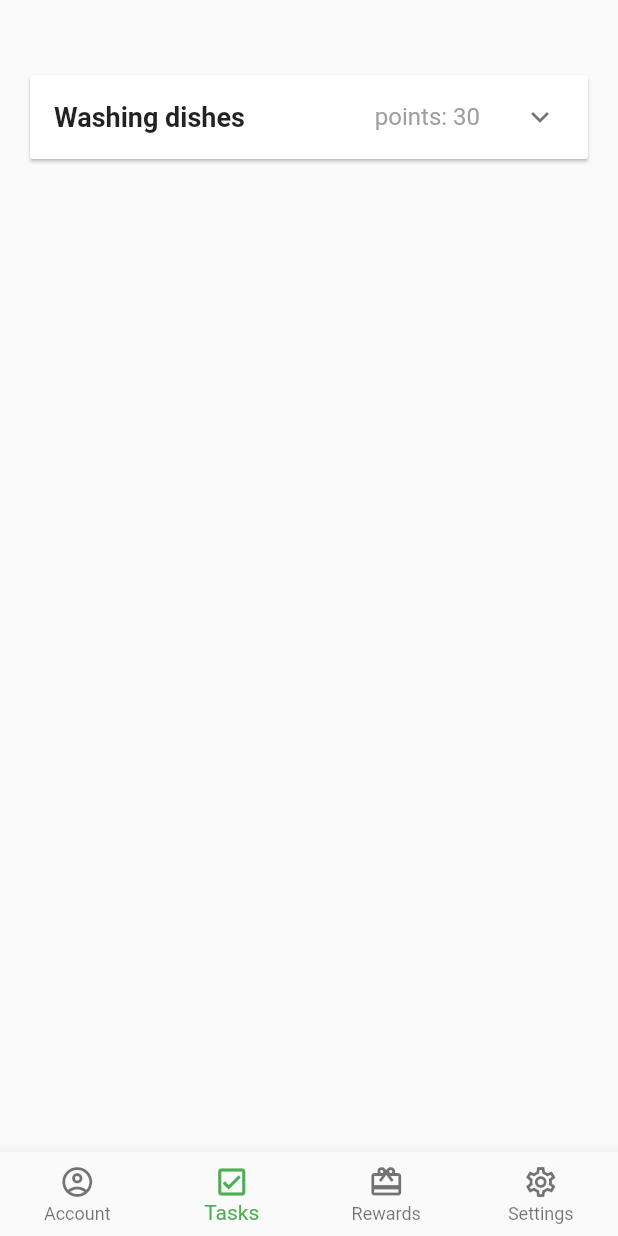
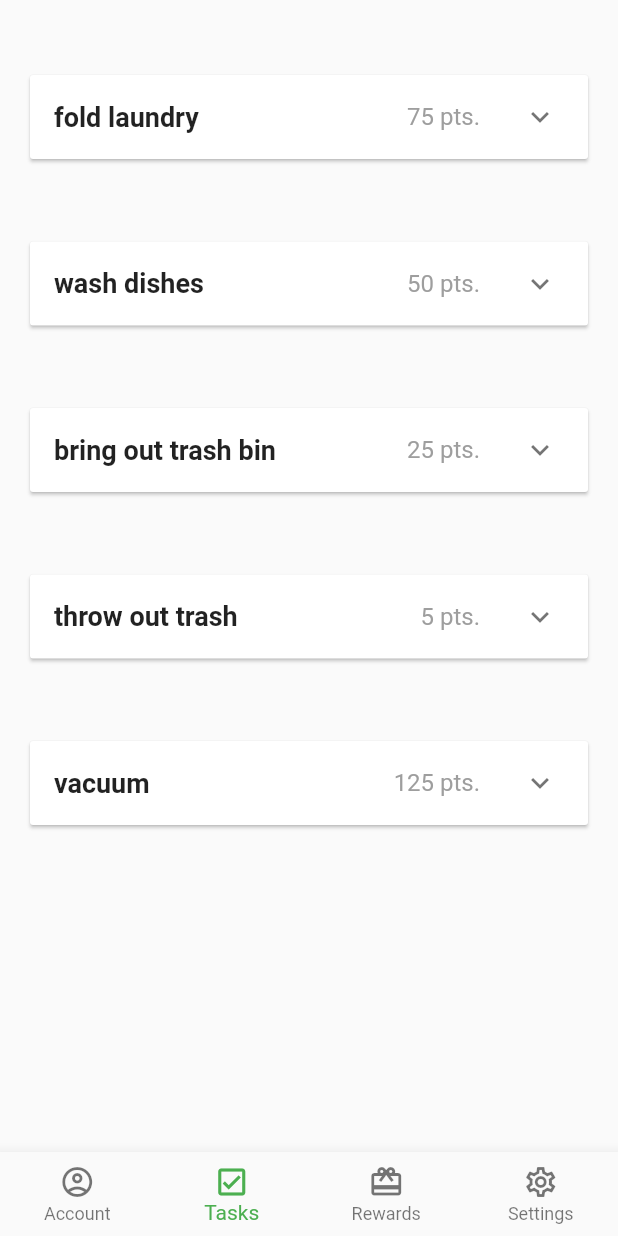
Before and after one commit to milua/housework, a Flutter app: the screen it shows after launch, item 2 of the bottom bar chosen, on a phone screen of 412 x 824 dp. Run offline on Flutter 3.47's test engine with Material 2 defaults, Android fonts, the phone set to English and light mode, and no system bars.

Commit message:
add DummyTaskService to task page

```diff
--- a/lib/my-home-page.dart
+++ b/lib/my-home-page.dart
@@ -1,5 +1,6 @@
 import 'package:flutter/material.dart';
 import 'package:housework/settings/settings-page.dart';
+import 'package:housework/tasks/services/dummy-tasks-service.dart';
 import 'package:housework/tasks/tasks-page.dart';
 import 'package:housework/rewards/reward-page.dart';
 import 'package:housework/accounts/account-page.dart';
@@ -32,7 +33,7 @@ class MyHomePage extends StatefulWidget {
 
 class _MyHomePageState extends State<MyHomePage> {
 
-  static List<Widget> _myPages = <Widget>[AccountPage(), TasksPage(), RewardPage(), SettingsPage()];
+  static List<Widget> _myPages = <Widget>[AccountPage(), TasksPage(DummyTasksService()), RewardPage(), SettingsPage()];
 
   int _selectedIndex = 0;
 
--- a/lib/tasks/components/description-panel.dart
+++ b/lib/tasks/components/description-panel.dart
@@ -3,6 +3,7 @@
 // Here is a simple example of how to implement ExpansionPanelList.
 
 import 'package:flutter/material.dart';
+import 'package:housework/tasks/entities/task.dart';
 
 // stores ExpansionPanel state information
 class PanelAttributes {
@@ -26,19 +27,26 @@ PanelAttributes generateWidget(String header, String content) {
 
 /// This is the stateful widget that the main application instantiates.
 class DescriptionPanel extends StatefulWidget {
-  DescriptionPanel({Key key}) : super(key: key);
+  final Task task;
+
+  DescriptionPanel({Key key, @required this.task}): super(key: key);
 
   @override
-  _DescriptionPanelState createState() => _DescriptionPanelState();
+  _DescriptionPanelState createState() => _DescriptionPanelState(this.task);
 }
 
 /// This is the private State class that goes with MyStatefulWidget.
 class _DescriptionPanelState extends State<DescriptionPanel> {
-  PanelAttributes _data = generateWidget('description', 'some content');
+  Task task;
+  PanelAttributes _data;
+
+  _DescriptionPanelState(this.task){
+    this._data = generateWidget(task.title, 'description');
+  }
 
   @override
   Widget build(BuildContext context) {
-    const TextStyle subtitleTExtStyle = TextStyle(color: Colors.grey);
+    const TextStyle subtitleTextStyle = TextStyle(color: Colors.grey);
 
     return ExpansionPanelList(
         elevation: 1,
@@ -56,13 +64,13 @@ class _DescriptionPanelState extends State<DescriptionPanel> {
                     mainAxisAlignment: MainAxisAlignment.spaceBetween,
                     children: <Widget>[
                       Text(
-                        'Washing dishes',
+                        this.task.title,
                         style: TextStyle(
                             fontSize: 18.0, fontWeight: FontWeight.bold),
                       ),
                       Text(
-                        'points: 30',
-                        style: subtitleTExtStyle,
+                        this.task.points.toString() + ' pts.',
+                        style: subtitleTextStyle,
                       ),
                     ]),
               );
@@ -82,12 +90,12 @@ class _DescriptionPanelState extends State<DescriptionPanel> {
                             children: <Widget>[
                               Text(
                                 'estimated time: 1 hour',
-                                style: subtitleTExtStyle,
+                                style: subtitleTextStyle,
                               ),
                               SizedBox(height: 10),
                               Text(
                                 'description: ' + _data.expandedValue,
-                                style: subtitleTExtStyle,
+                                style: subtitleTextStyle,
                               ),
                             ]),
                         Column(
--- a/lib/tasks/components/task-card.dart
+++ b/lib/tasks/components/task-card.dart
@@ -1,12 +1,19 @@
 import 'package:flutter/material.dart';
 import 'package:housework/tasks/components/description-panel.dart';
+import 'package:housework/tasks/entities/task.dart';
 
 class TaskCard extends StatelessWidget {
+  Task task;
+
+  TaskCard(Task task) {
+    this.task = task;
+  }
+
   @override
   Widget build(BuildContext context) {
     return Padding(
         padding: const EdgeInsets.fromLTRB(20.0, 50.0, 20.0, 5.0),
-      child: DescriptionPanel(),
+      child: DescriptionPanel(task: this.task),
     );
   }
 }
--- a/lib/tasks/tasks-page.dart
+++ b/lib/tasks/tasks-page.dart
@@ -1,14 +1,20 @@
 import 'package:flutter/material.dart';
+import 'package:housework/tasks/services/dummy-tasks-service.dart';
 
 import 'components/task-card.dart';
 
 class TasksPage extends StatelessWidget {
+  final DummyTasksService tasksService;
+
+  TasksPage(this.tasksService);
+
   @override
   Widget build(BuildContext context) {
     return Column(
       mainAxisAlignment: MainAxisAlignment.start,
       children: <Widget>[
-        TaskCard(),
+        for(var task in tasksService.tasks) TaskCard(task),
+
       ],
     );
   }
```
